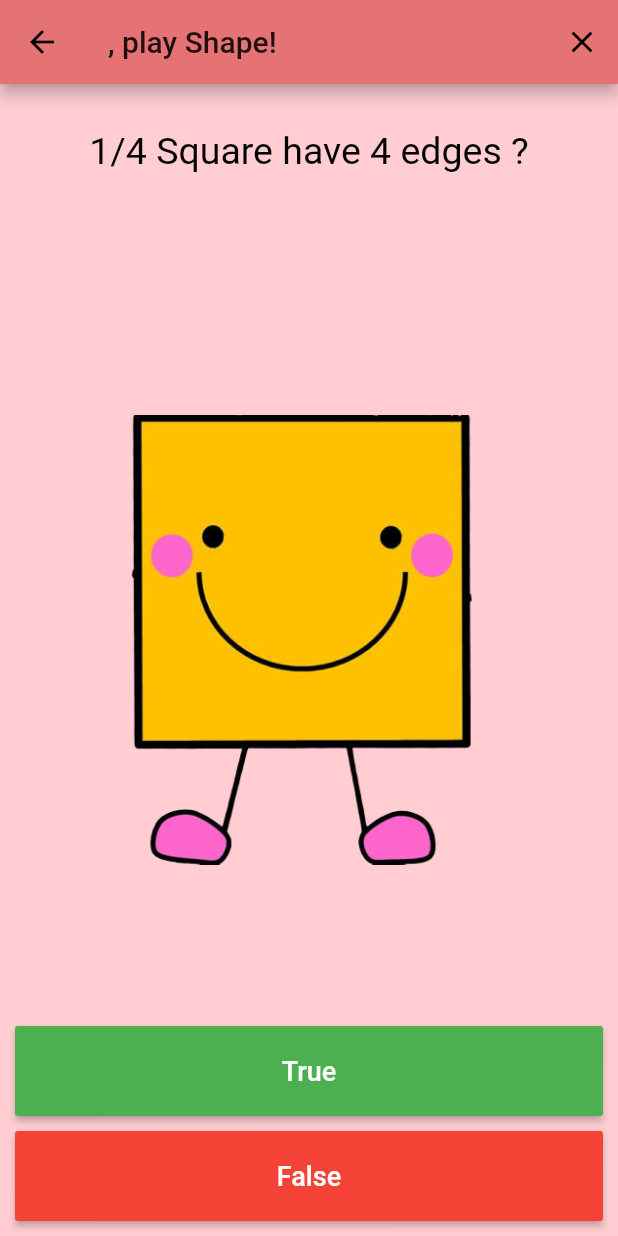
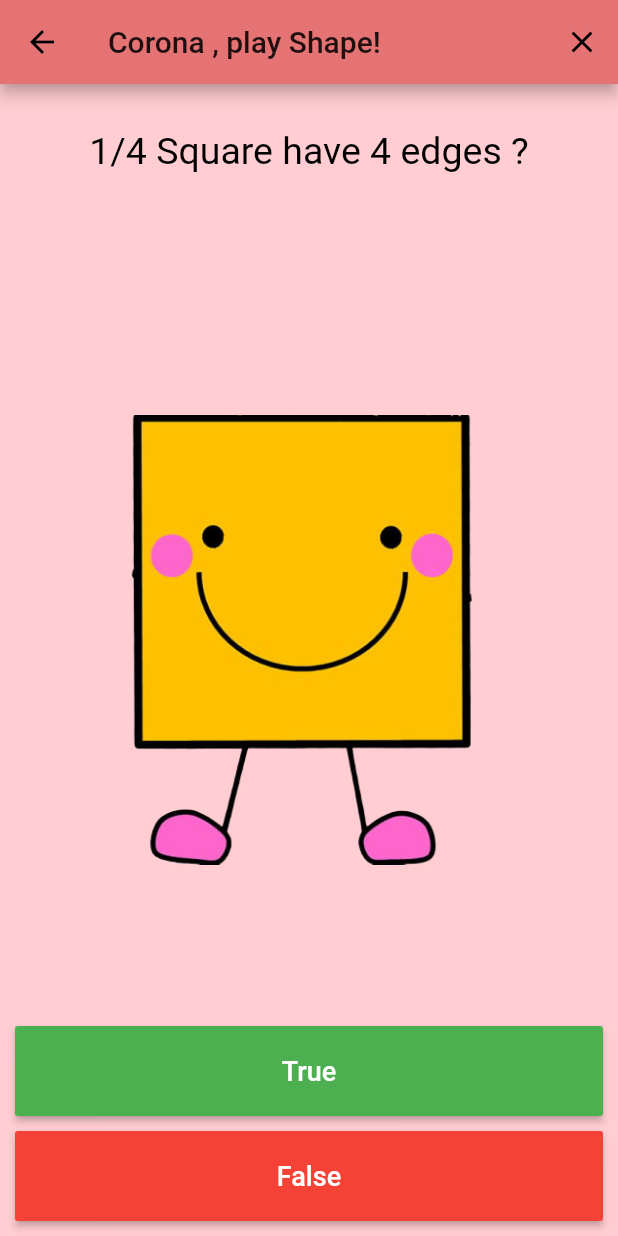
Before and after one commit to i-Qids-Team/I-Qidss, a Flutter app: the GamePage screen opened directly with empty values, on a phone screen of 412 x 824 dp. Run offline on Flutter 3.47's test engine with Material 2 defaults, Android fonts, the phone set to English and light mode, and no system bars; our stand-ins replace audioplayers, rflutter_alert, shimmer.

Commit message:
Update GamePage.dart

```diff
--- a/iqidss/lib/Shape/Screen/GamePage.dart
+++ b/iqidss/lib/Shape/Screen/GamePage.dart
@@ -42,7 +42,7 @@ class _GamePage extends State<GamePage> with TickerProviderStateMixin {
   Widget build(BuildContext context) {
     return Scaffold(
       appBar: AppBar(
-        title: Text('${widget.name}, play Shape!'),
+        title: Text('Corona , play Shape!'),
           backgroundColor: Colors.red[300],
           actions: <Widget>[
             IconButton(
```
